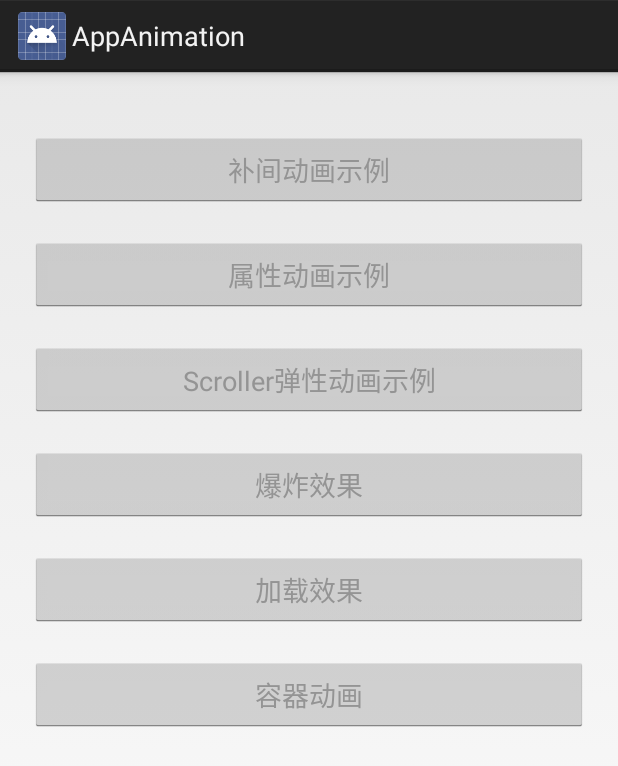
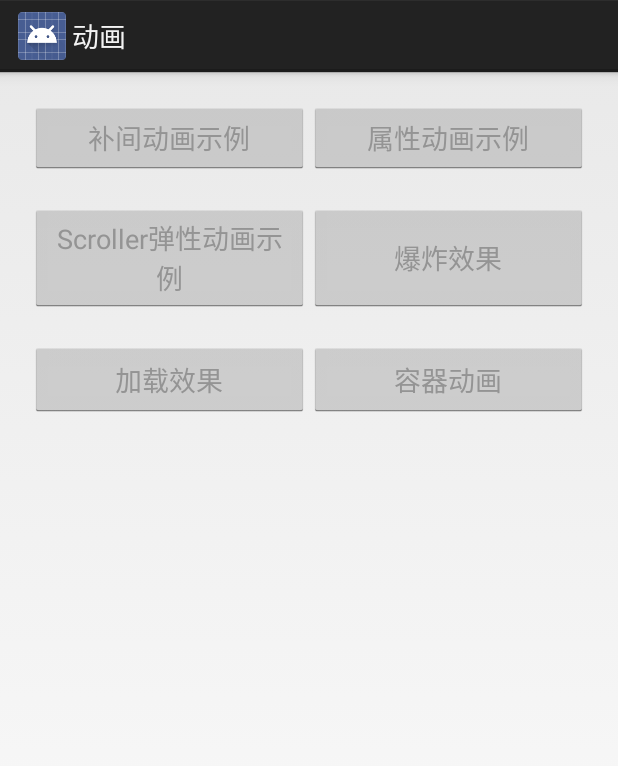
Before and after one commit to nicolechen325/AppAnimation, an Android app: the layout act_main.xml on its own in the app's theme, with its tools: preview values and no code run, on a phone screen of 412 x 824 dp. Shown: the top 766 px of the screen. Run offline under Robolectric (Android 15) with nearby library versions, the phone set to English and light mode, and no system bars.

Commit message:
增加滑动进入和一个图片旋转动画加载框

```diff
--- /dev/null
+++ b/app/src/main/java/com/pa/chen/animation/widget/RotateImage.java
@@ -0,0 +1,79 @@
+package com.pa.chen.animation.widget;
+
+import android.content.Context;
+import android.graphics.Canvas;
+import android.os.Handler;
+import android.os.Message;
+import android.util.AttributeSet;
+import android.util.Log;
+import android.widget.ImageView;
+
+import com.pa.chen.animation.R;
+
+public class RotateImage extends ImageView {
+	//转动频率
+	private static final int INCREMENT = 30;
+	// 延迟时间
+	private static final int DELAY_TIME = 100;
+	//处理器
+	private Handler mHandler;
+	//是否停止
+	private boolean flagStop;
+	private int msgCount;
+	private int arc;
+	public RotateImage(Context context) {
+		super(context);
+		init();
+	}
+
+	public RotateImage(Context context, AttributeSet attrs) {
+		super(context, attrs);
+		init();
+	}
+
+	@Override
+	public void onWindowVisibilityChanged(int visibility) {
+		super.onWindowVisibilityChanged(visibility);
+		/*
+		 * if (visibility == View.VISIBLE) { start(); } else { flagStop = true;
+		 * }
+		 */
+	}
+	public void stop() {
+		flagStop = true;
+	}
+
+	public void start() {
+		flagStop = false;
+		if (msgCount == 0) {
+			mHandler.sendEmptyMessage(0);
+			msgCount++;
+		}
+	}
+
+	private void init() {
+		if (getDrawable() == null) {
+			setImageDrawable(getResources()
+					.getDrawable(R.drawable.progress_img));
+		}
+		mHandler = new Handler() {
+			public void handleMessage(Message msg) {
+				super.handleMessage(msg);
+				msgCount--;
+				if (!flagStop) {
+					invalidate();//自动清屏并屏幕刷新,调用onDraw方法
+					arc = (arc + INCREMENT) % 360;
+					sendEmptyMessageDelayed(0, DELAY_TIME);
+					msgCount++;
+				}
+			}
+		};
+	}
+
+	@Override
+	protected void onDraw(Canvas canvas) {
+		canvas.rotate(arc, canvas.getClipBounds().width() / 2, canvas
+				.getClipBounds().height() / 2);
+		super.onDraw(canvas);
+	}
+}
--- a/app/src/main/res/layout/act_explosion.xml
+++ b/app/src/main/res/layout/act_explosion.xml
@@ -8,5 +8,5 @@
     <ImageView
         android:layout_width="200dp"
         android:layout_height="200dp"
-        android:src="@drawable/p0" />
+        android:src="@drawable/explosion" />
 </LinearLayout>
--- a/app/src/main/res/layout/act_main.xml
+++ b/app/src/main/res/layout/act_main.xml
@@ -1,74 +1,96 @@
 <?xml version="1.0" encoding="utf-8"?>
-<ScrollView  xmlns:android="http://schemas.android.com/apk/res/android"
+<ScrollView xmlns:android="http://schemas.android.com/apk/res/android"
     android:layout_width="match_parent"
     android:layout_height="match_parent">
+
     <LinearLayout
         android:layout_width="match_parent"
         android:layout_height="wrap_content"
-       android:padding="20dp"
-       android:orientation="vertical">
+        android:orientation="vertical"
+        android:padding="10dp">
+
+        <LinearLayout
+            android:layout_width="match_parent"
+            android:layout_height="wrap_content"
+            android:orientation="horizontal"
+            android:padding="10dp">
 
             <Button
                 android:id="@+id/btn_anim_tween"
                 android:layout_width="match_parent"
+                android:layout_height="match_parent"
+                android:layout_gravity="center"
+                android:layout_weight="1"
                 android:onClick="btnTweenAnim"
-            android:layout_height="50dp"
-            android:layout_gravity="center"
-            android:layout_marginTop="20dp"
-            android:textColor="#949494"
-            android:text="补间动画示例" />
+                android:text="补间动画示例"
+                android:textColor="#949494" />
 
             <Button
                 android:id="@+id/btn_anim_property"
-            android:textColor="#949494"
+                android:layout_width="match_parent"
+                android:layout_height="match_parent"
+                android:layout_gravity="center"
+                android:layout_weight="1"
+                android:onClick="btnPropertyAnim"
+                android:text="属性动画示例"
+                android:textColor="#949494" />
+
+        </LinearLayout>
+
+        <LinearLayout
+            android:layout_width="match_parent"
+            android:layout_height="wrap_content"
+            android:orientation="horizontal"
+            android:padding="10dp">
+
+            <Button
+                android:id="@+id/btn_scroller"
+                android:layout_width="match_parent"
+                android:layout_height="match_parent"
+                android:layout_gravity="center"
+                android:layout_weight="1"
+                android:onClick="btnScroller"
+                android:text="Scroller弹性动画示例"
+                android:textColor="#949494" />
+
+            <Button
+                android:id="@+id/btn_explosion"
+                android:layout_width="match_parent"
+                android:layout_height="match_parent"
+                android:layout_gravity="center"
+                android:layout_weight="1"
+                android:onClick="btnExplosion"
+                android:text="爆炸效果"
+                android:textColor="#949494" />
+
+        </LinearLayout>
+
+        <LinearLayout
+            android:layout_width="match_parent"
+            android:layout_height="wrap_content"
+            android:orientation="horizontal"
+            android:padding="10dp">
+
+            <Button
+                android:id="@+id/btn_showloading"
                 android:layout_width="match_parent"
                 android:layout_height="50dp"
                 android:layout_gravity="center"
-            android:onClick="btnPropertyAnim"
-            android:layout_marginTop="20dp"
-            android:text="属性动画示例" />
+                android:layout_weight="1"
+                android:onClick="btnShowLoading"
+                android:text="加载效果"
+                android:textColor="#949494" />
 
             <Button
-            android:id="@+id/btn_scroller"
-            android:textColor="#949494"
+                android:id="@+id/btn_container"
                 android:layout_width="match_parent"
                 android:layout_height="50dp"
                 android:layout_gravity="center"
-            android:onClick="btnScroller"
-            android:layout_marginTop="20dp"
-            android:text="Scroller弹性动画示例" />
-
-        <Button
-            android:id="@+id/btn_explosion"
-            android:textColor="#949494"
-            android:layout_width="match_parent"
-            android:layout_height="50dp"
-            android:layout_gravity="center"
-            android:onClick="btnExplosion"
-            android:layout_marginTop="20dp"
-            android:text="爆炸效果" />
-
-
-        <Button
-            android:id="@+id/btn_showloading"
-            android:textColor="#949494"
-            android:layout_width="match_parent"
-            android:layout_height="50dp"
-            android:onClick="btnShowLoading"
-            android:layout_gravity="center"
-            android:layout_marginTop="20dp"
-            android:text="加载效果" />
-
-
-        <Button
-            android:id="@+id/btn_container"
-            android:textColor="#949494"
-            android:layout_width="match_parent"
-            android:layout_height="50dp"
+                android:layout_weight="1"
                 android:onClick="btnContainer"
-            android:layout_gravity="center"
-            android:layout_marginTop="20dp"
-            android:text="容器动画" />
+                android:text="容器动画"
+                android:textColor="#949494" />
+        </LinearLayout>
     </LinearLayout>
 
 </ScrollView>
--- a/app/src/main/res/values/colors.xml
+++ b/app/src/main/res/values/colors.xml
@@ -4,7 +4,7 @@
     <color name="colorPrimaryDark">#303F9F</color>
     <color name="colorAccent">#FF4081</color>
 
-
+    <color name="transparent">#00000000</color>
     <color name="triangle">#aa72d572</color>
     <color name="circle">#aa738ffe</color>
     <color name="rect">#aae84e40</color>
--- a/app/src/main/res/values/strings.xml
+++ b/app/src/main/res/values/strings.xml
@@ -1,3 +1,5 @@
 <resources>
-    <string name="app_name">AppAnimation</string>
+    <string name="app_name">动画</string>
+
+    <string name="load_image">正在加载</string>
 </resources>
```
Also changed, not shown: app/src/main/AndroidManifest.xml (+4 -3 lines), app/src/main/java/com/pa/chen/animation/DispatcherActivity.java (+17 -0 lines), app/src/main/java/com/pa/chen/animation/OpenDoorActivity.java (added, +36 -0 lines), app/src/main/java/com/pa/chen/animation/widget/ImageProgressDialog.java (added, +47 -0 lines), app/src/main/java/com/pa/chen/animation/widget/PullDoorView.java (added, +199 -0 lines), app/src/main/res/layout/act_open_door.xml (added, +24 -0 lines), app/src/main/res/layout/progress_layout.xml (added, +29 -0 lines), app/src/main/res/values/styles.xml (+10 -0 lines), app/src/main/res/drawable-hdpi/jiazai_bg.9.png (added), app/src/main/res/drawable-hdpi/progress_img.png (added), app/src/main/res/drawable-xxhdpi/explosion.png (renamed from app/src/main/res/drawable-xxhdpi/p0.png), 1 other file. Lines whose indentation alone changed are shown as unchanged.
